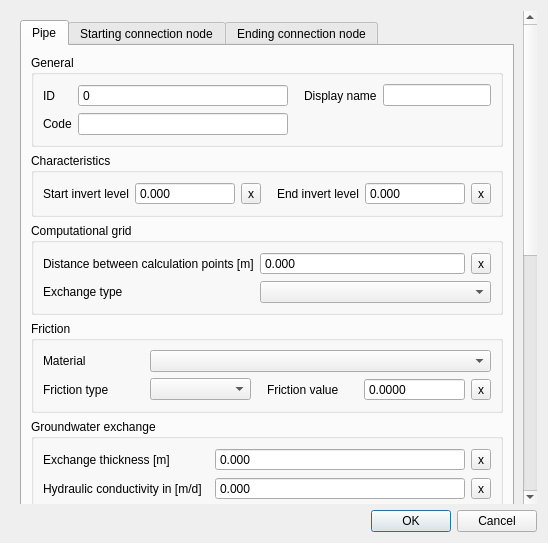
This is threedi_schematisation_editor/forms/ui/pipe.ui in nens/threedi-schematisation-editor as Qt 5 draws it before an edit. The edited form follows.
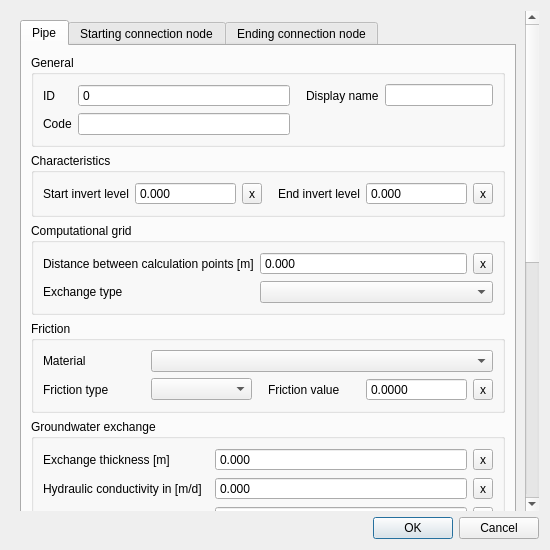
This is the edited form.

What changed in the file:
```diff
--- a/threedi_schematisation_editor/forms/ui/pipe.ui
+++ b/threedi_schematisation_editor/forms/ui/pipe.ui
@@ -6,8 +6,8 @@
    <rect>
     <x>0</x>
     <y>0</y>
-    <width>548</width>
-    <height>543</height>
+    <width>550</width>
+    <height>550</height>
    </rect>
   </property>
   <property name="windowTitle">
@@ -27,7 +27,7 @@
        <rect>
         <x>0</x>
         <y>0</y>
-        <width>513</width>
+        <width>515</width>
         <height>887</height>
        </rect>
       </property>
```
Left out of the diff: 56 changed lines with no effect on the pictures.
